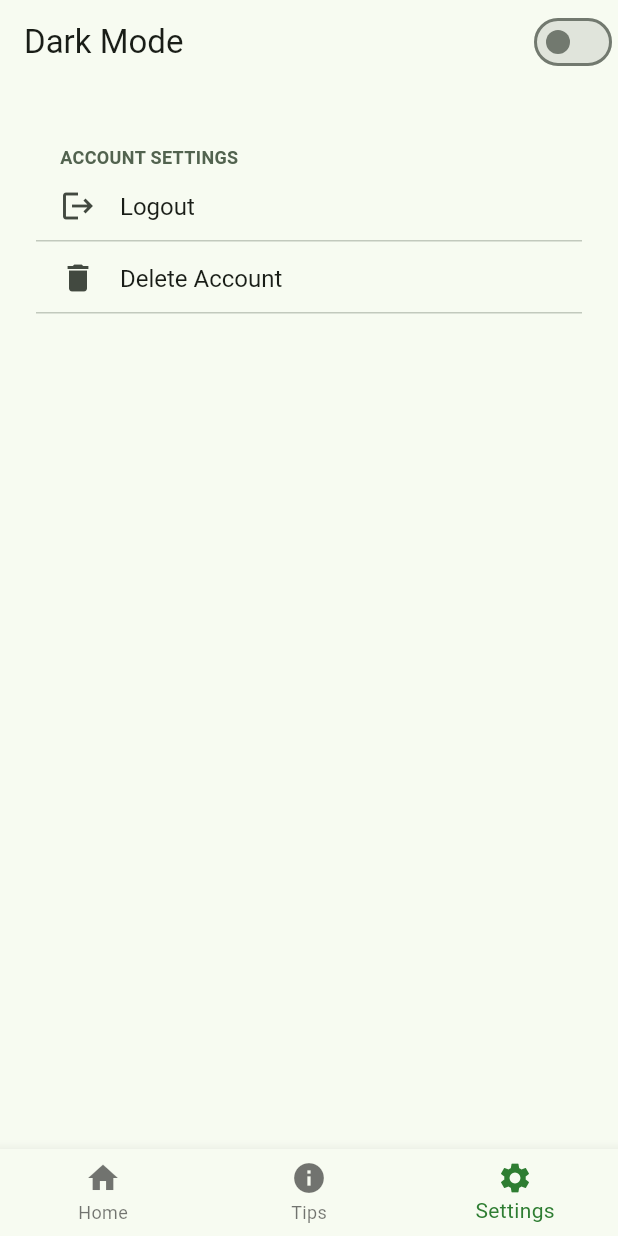
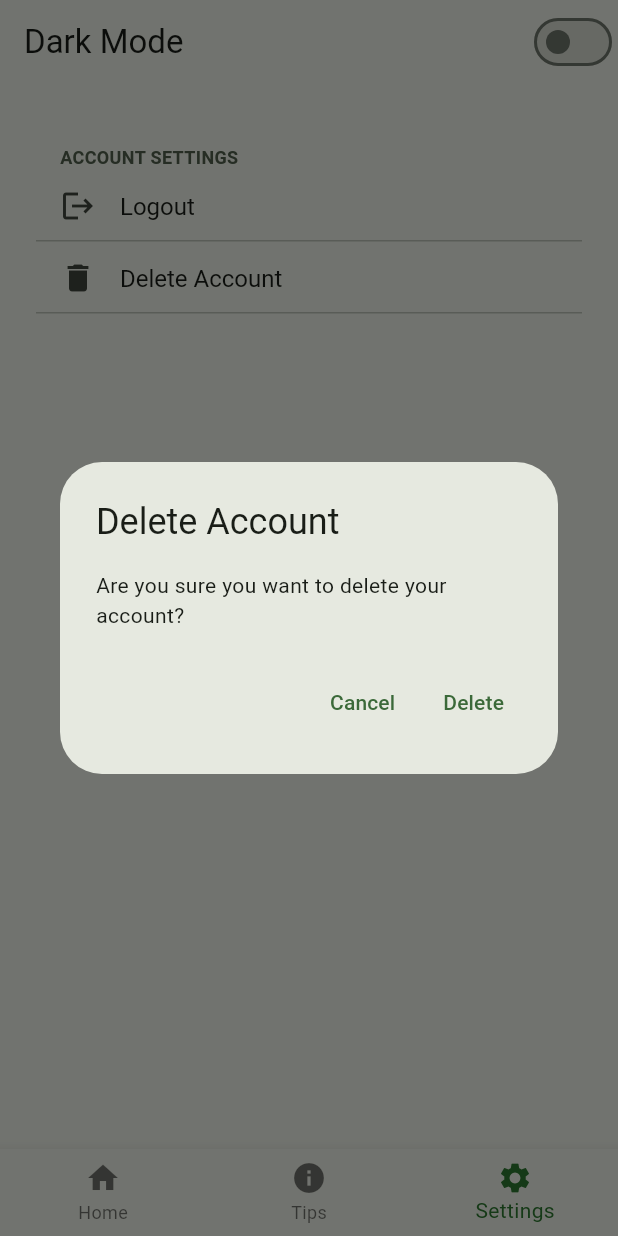
Before and after one commit to WSU-4110/budgie, a Flutter app: the screen it shows once a user with an empty profile is signed in, item 3 of the bottom bar chosen, after a tap on "Delete Account", on a phone screen of 412 x 824 dp. Run offline on Flutter 3.47's test engine with Material 2 defaults, Android fonts, the phone set to English and light mode, and no system bars; drawn by our look-alikes of flutter_settings_screens; our stand-ins replace cloud_firestore, firebase_auth, firebase_core, fluttertoast, google_fonts, percent_indicator and 1 more; accounts and stored records are empty; generated files the repository leaves out were written again.

Commit message:
alert dialog for logging out/deleting account

```diff
--- a/lib/settingPage.dart
+++ b/lib/settingPage.dart
@@ -9,6 +9,7 @@ class SettingsPage extends StatelessWidget {
   bool isSwitched = false;
 
   SettingsPage({super.key});
+
 
   @override
   Widget build(BuildContext context) {
@@ -23,8 +24,8 @@ class SettingsPage extends StatelessWidget {
             SettingsGroup(
               title: 'Account Settings',
               children: <Widget>[
-                buildLogout(),
-                buildDeleteAccount(),
+                buildLogout(context),
+                buildDeleteAccount(context),
               ],
             ),
           ],
@@ -32,20 +33,66 @@ class SettingsPage extends StatelessWidget {
   }
 }
 
-Widget buildLogout() => SimpleSettingsTile(
-    title: 'Logout', subtitle: '',
-    leading: const Icon(Icons.logout),
-    onTap:()=> signUserOut()
-    );
+Widget buildLogout(BuildContext context) => SimpleSettingsTile(
+    title: 'Logout', subtitle: '', leading: const Icon(Icons.logout),
+    onTap: () async { showDialog(
+        context: context,
+        builder: (BuildContext context) {
+          return AlertDialog(
+            title: const Text("Logout"),
+            content: const Text("Are you sure you want to logout?"),
+            actions: <Widget>[
+              TextButton(
+                child: const Text("Cancel"),
+                onPressed: () {
+                  Navigator.of(context).pop();
+                },
+              ),
+              TextButton(
+                child: const Text("Yes"),
+                onPressed:  () async {
 
-Widget buildDeleteAccount() => SimpleSettingsTile(
+                  signUserOut();
+                  Navigator.of(context).pop();}
+
+              ),
+            ],
+          );
+        },
+      );
+    }
+);
+
+
+Widget buildDeleteAccount(BuildContext context) => SimpleSettingsTile(
     title: 'Delete Account', subtitle: '', leading: const Icon(Icons.delete),
-    onTap: () async {
-      FirebaseAuth.instance.currentUser?.delete();
-        //await FirebaseAuth.instance.signOut();
+    onTap: () async { showDialog(
+        context: context,
+        builder: (BuildContext context) {
+          return AlertDialog(
+            title: const Text("Delete Account"),
+            content: const Text("Are you sure you want to delete your account?"),
+            actions: <Widget>[
+              TextButton(
+                child: const Text("Cancel"),
+                onPressed: () {
+                  Navigator.of(context).pop();
+                },
+              ),
+              TextButton(
+                child: const Text("Delete"),
+                onPressed:  () async {
 
-}
-    );
+                  FirebaseAuth.instance.currentUser?.delete();
+                  Navigator.of(context).pop();}
+
+              ),
+            ],
+          );
+        },
+      );
+    }
+);
 
 void signUserOut(){
   FirebaseAuth.instance.signOut();
```
Also changed, not shown: 1 other file.
